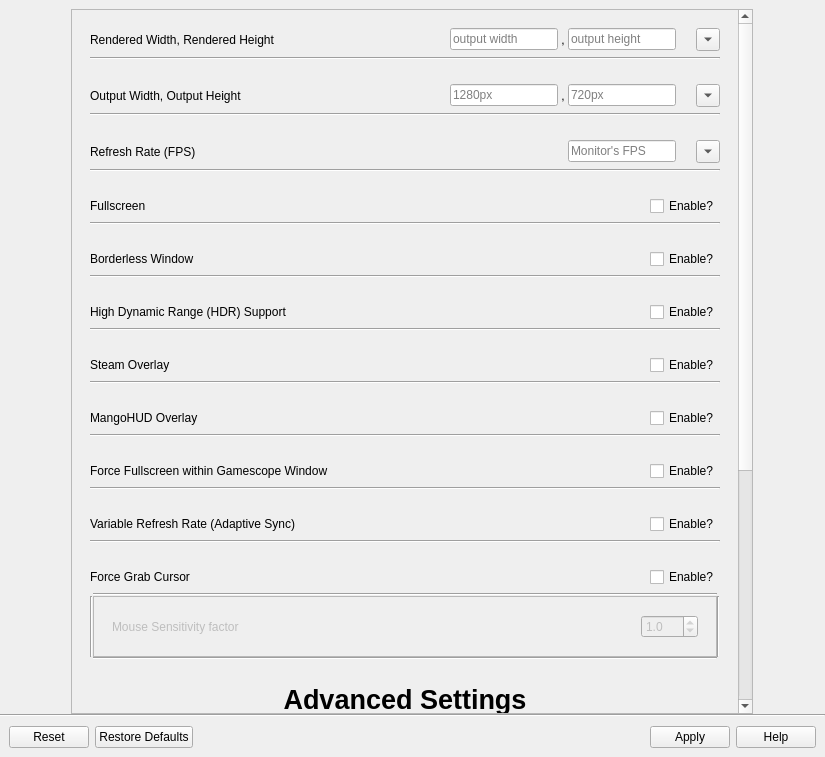
This is src/gamescope.ui in rfrench3/scopebuddy-gui as Qt 5 draws it before an edit. The edited form follows.
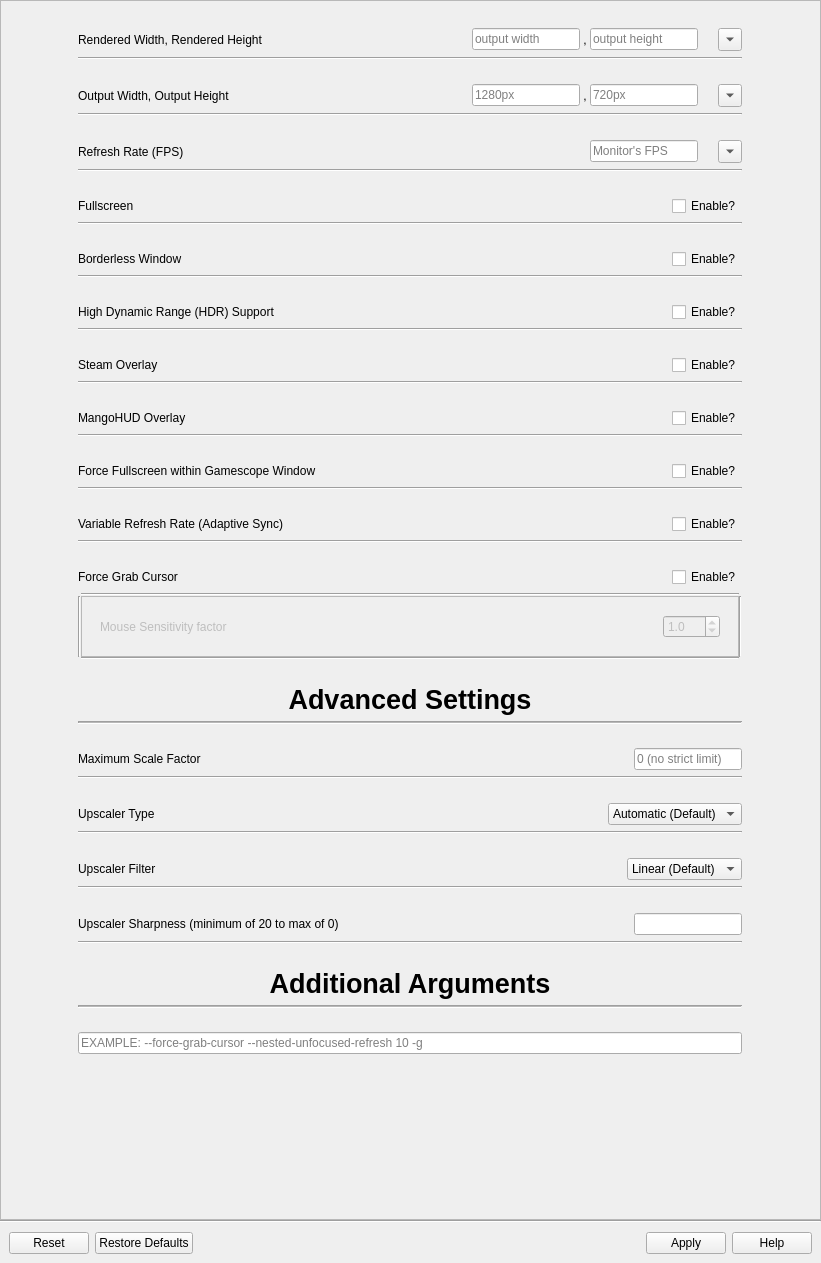
This is the edited form.

Commit message: more work on logic, set a minimum window size

What changed in the file:
```diff
--- a/src/gamescope.ui
+++ b/src/gamescope.ui
@@ -6,8 +6,8 @@
    <rect>
     <x>0</x>
     <y>0</y>
-    <width>825</width>
-    <height>757</height>
+    <width>821</width>
+    <height>1263</height>
    </rect>
   </property>
   <property name="windowTitle">
@@ -30,38 +30,29 @@
     <number>0</number>
    </property>
    <item>
-    <layout class="QHBoxLayout" name="horizontalLayout">
-     <property name="spacing">
-      <number>0</number>
+    <widget class="QScrollArea" name="scrollArea">
+     <property name="widgetResizable">
+      <bool>true</bool>
      </property>
-     <item>
-      <widget class="QWidget" name="widget" native="true">
-       <property name="maximumSize">
-        <size>
-         <width>700</width>
-         <height>16777215</height>
-        </size>
-       </property>
-       <layout class="QVBoxLayout" name="verticalLayout">
-        <property name="bottomMargin">
-         <number>0</number>
-        </property>
-        <item>
-         <widget class="QScrollArea" name="scrollArea_settings">
-          <property name="frameShadow">
-           <enum>QFrame::Shadow::Plain</enum>
-          </property>
-          <property name="widgetResizable">
-           <bool>true</bool>
-          </property>
-          <widget class="QWidget" name="scrollAreaWidgetContents">
-           <property name="geometry">
-            <rect>
-             <x>0</x>
-             <y>0</y>
-             <width>667</width>
-             <height>1054</height>
-            </rect>
+     <widget class="QWidget" name="scrollAreaWidgetContents">
+      <property name="geometry">
+       <rect>
+        <x>0</x>
+        <y>0</y>
+        <width>821</width>
+        <height>1214</height>
+       </rect>
+      </property>
+      <layout class="QVBoxLayout" name="verticalLayout_8">
+       <item>
+        <layout class="QHBoxLayout" name="horizontalLayout">
+         <item>
+          <widget class="QWidget" name="widget" native="true">
+           <property name="maximumSize">
+            <size>
+             <width>700</width>
+             <height>16777215</height>
+            </size>
            </property>
            <layout class="QVBoxLayout" name="verticalLayout_5">
             <item>
@@ -1875,12 +1866,12 @@
             </item>
            </layout>
           </widget>
-         </widget>
-        </item>
-       </layout>
-      </widget>
-     </item>
-    </layout>
+         </item>
+        </layout>
+       </item>
+      </layout>
+     </widget>
+    </widget>
    </item>
    <item>
     <widget class="Line" name="line_7">
```
Left out of the diff: 326 changed lines with no effect on the pictures. The commit also changes 5 other files.
